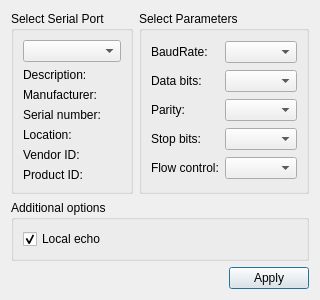
Old version of the form src/settingsdialog.ui in the repository sufengfeng/cangaroo.
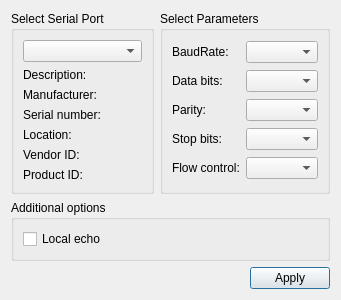
New version of the form.

What changed in the file:
```diff
--- a/src/settingsdialog.ui
+++ b/src/settingsdialog.ui
@@ -6,8 +6,8 @@
    <rect>
     <x>0</x>
     <y>0</y>
-    <width>281</width>
-    <height>262</height>
+    <width>341</width>
+    <height>288</height>
    </rect>
   </property>
   <property name="windowTitle">
@@ -163,7 +163,7 @@
          <string>Local echo</string>
         </property>
         <property name="checked">
-         <bool>true</bool>
+         <bool>false</bool>
         </property>
        </widget>
       </item>
```
